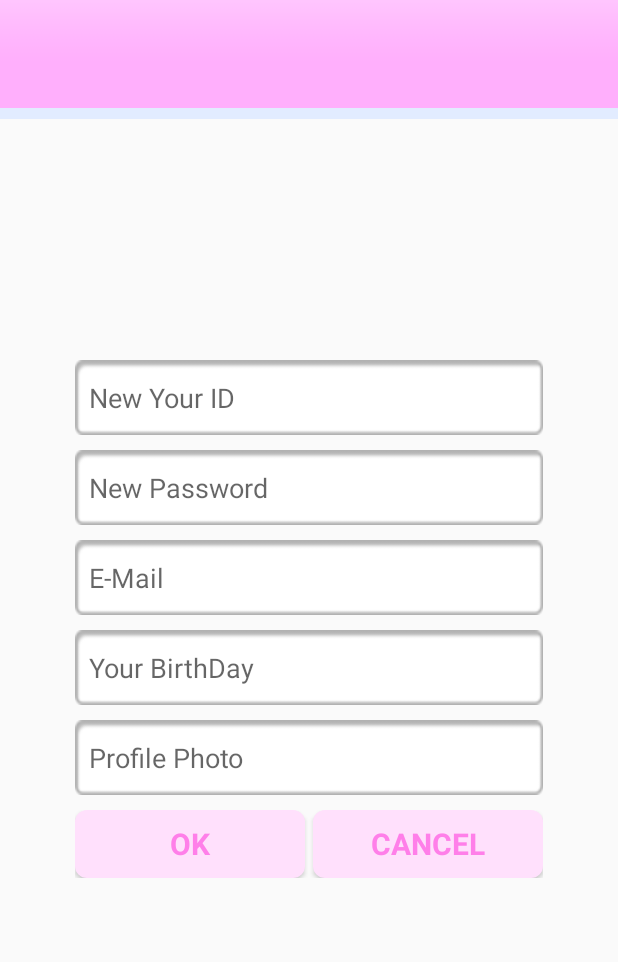
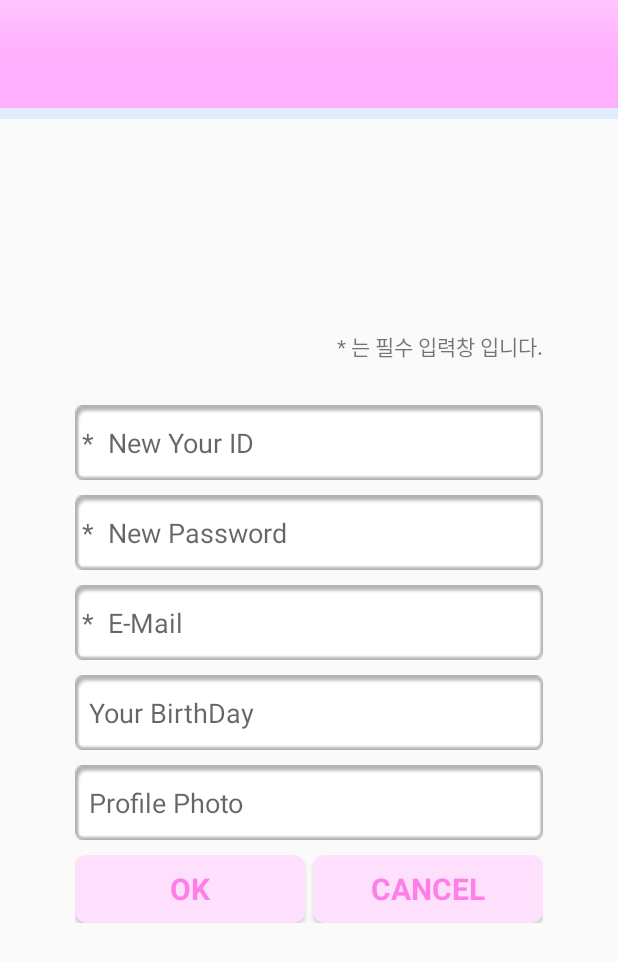
Before and after one commit to NaKwangJin/OneSNSP, an Android app: the RegisterActivity screen opened directly, with no data from a screen before it, on a phone screen of 412 x 824 dp. Shown: the top 962 px of the screen. Run offline under Robolectric (Android 15) with nearby library versions, the light colour scheme and no system bars.

Commit message:
[기능추가]:리지스터 필수입력창 추가

```diff
--- a/app/src/main/res/layout/activity_register.xml
+++ b/app/src/main/res/layout/activity_register.xml
@@ -7,41 +7,52 @@
     android:orientation="vertical"
     tools:context=".LoginActivity">
 
+
     <ImageView
         android:layout_width="match_parent"
         android:layout_height="80dp"
         android:src="@drawable/header_theme_pink"
         android:scaleType="fitXY"
         android:background="@drawable/mainborder"/>
+
+
     <LinearLayout
         android:layout_width="match_parent"
         android:layout_height="match_parent"
         android:orientation="vertical"
         android:paddingLeft="50dp"
         android:paddingRight="50dp"
-        android:paddingTop="160dp"
+        android:paddingTop="140dp"
         android:paddingBottom="50dp">
 
+
+        <TextView
+            android:layout_width="match_parent"
+            android:layout_height="50dp"
+            android:text="* 는 필수 입력창 입니다."
+            android:gravity="end"/>
+
         <EditText
+
             android:layout_width="match_parent"
             android:layout_height="50dp"
             android:background="@drawable/logintextbox"
             android:layout_marginBottom="10dp"
-            android:hint="  New Your ID"
+            android:hint=" *  New Your ID"
             android:id="@+id/newIDBox"/>
         <EditText
             android:layout_width="match_parent"
             android:layout_height="50dp"
             android:background="@drawable/logintextbox"
             android:inputType="textPassword"
-            android:hint="  New Password"
+            android:hint=" *  New Password"
             android:id="@+id/newPWBox"
             android:layout_marginBottom="10dp"/>
         <EditText
             android:layout_width="match_parent"
             android:layout_height="50dp"
             android:background="@drawable/logintextbox"
-            android:hint="  E-Mail"
+            android:hint=" *  E-Mail"
             android:id="@+id/newEMailBox"
             android:layout_marginBottom="10dp"/>
         <EditText
```
Also changed, not shown: app/src/main/java/com/example/onesns/RegisterActivity.java (+13 -7 lines).
